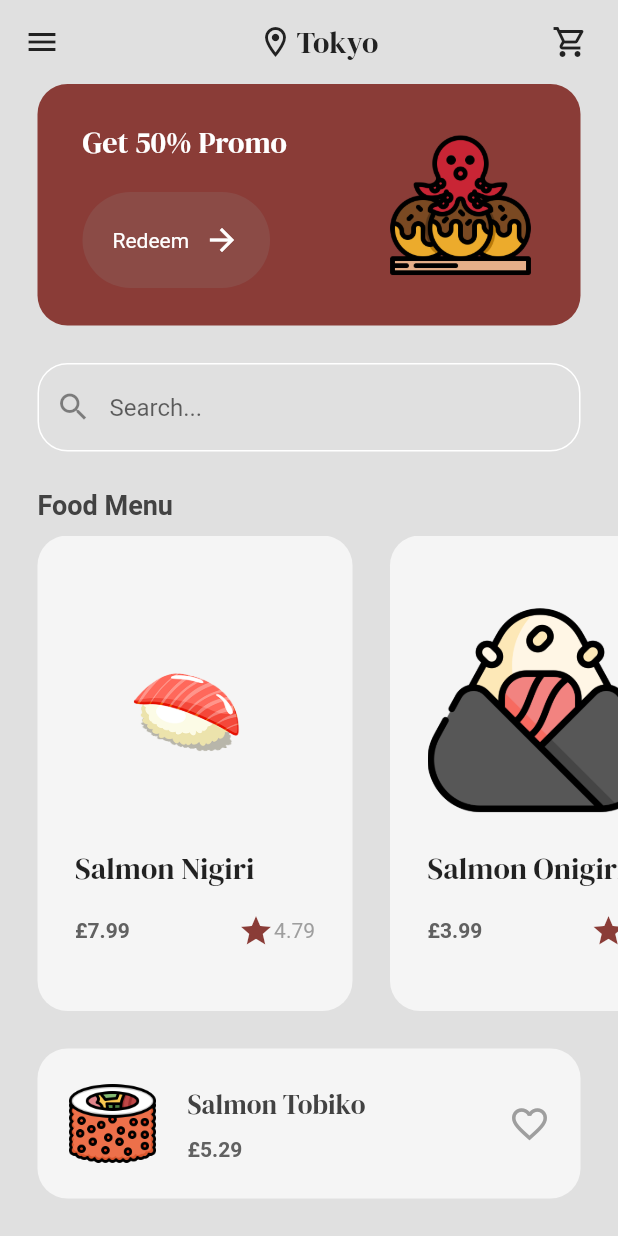
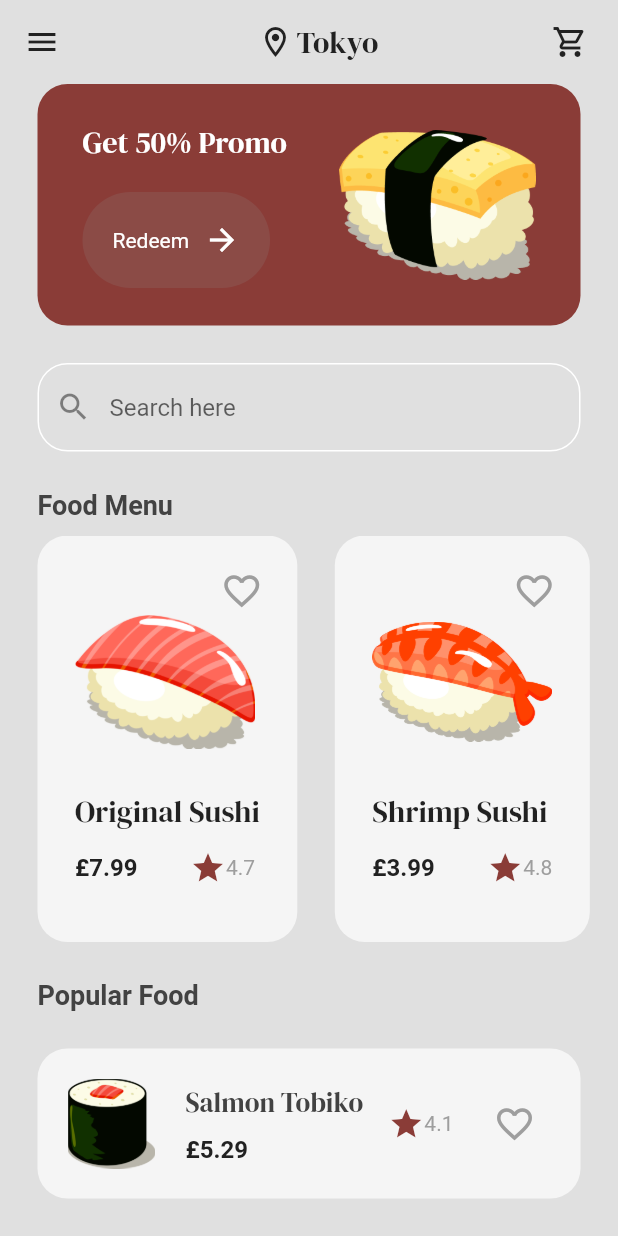
Before and after one commit to Sommos/flutter_sushi_restaurant, a Flutter app: the MenuPage screen opened by its route, on a phone screen of 412 x 824 dp. Run offline on Flutter 3.47's test engine with Material 2 defaults, Android fonts, the phone set to English and light mode, and no system bars; our stand-ins replace google_fonts.

Commit message:
changed images from outlined cartoon to simple cartoon, and modified the menu page layout

```diff
--- a/lib/components/food_tile.dart
+++ b/lib/components/food_tile.dart
@@ -25,14 +25,17 @@ class FoodTile extends StatelessWidget {
         ),
         margin: const EdgeInsets.only(left: 25.0),
         padding: const EdgeInsets.all(25.0),
-        child: Column(
+        child: Stack(
+          children: [
+            Column(
               crossAxisAlignment: CrossAxisAlignment.start,
               mainAxisAlignment: MainAxisAlignment.spaceEvenly,
               children: [
                 // image
                 Image.asset(
                   food.imagePath,
-              height: 150.0,
+                  height: 120.0,
+                  width: 120.0,
                 ),
                 // text
                 Text(
@@ -40,7 +43,7 @@ class FoodTile extends StatelessWidget {
                   style: GoogleFonts.dmSerifDisplay(fontSize: 20.0),
                 ),
                 SizedBox(
-              width: 160.0,
+                  width: 120.0,
                   child: Row(
                     mainAxisAlignment: MainAxisAlignment.spaceBetween,
                     children: [
@@ -48,8 +51,9 @@ class FoodTile extends StatelessWidget {
                       Text(
                         food.price,
                         style: TextStyle(
+                          fontSize: 16.0,
                           fontWeight: FontWeight.bold,
-                      color: Colors.grey[700],
+                          color: Colors.grey[900],
                         ),
                       ),
 
@@ -71,6 +75,22 @@ class FoodTile extends StatelessWidget {
                 ),
               ],
             ),
+            Positioned(
+              top: -12,
+              right: -12,
+              child: IconButton(
+                onPressed: () {
+                  // handle favorite action
+                },
+                icon: const Icon(
+                  Icons.favorite_border,
+                  color: Colors.grey,
+                  size: 28.0,
+                ),
+              ),
+            ),
+          ],
+        ),
       ),
     );
   }
--- a/lib/pages/menu_page.dart
+++ b/lib/pages/menu_page.dart
@@ -18,31 +18,31 @@ class _MenuPageState extends State<MenuPage> {
   List foodMenu = [
     // nigiri
     Food(
-      name: 'Salmon Nigiri',
+      name: 'Original Sushi',
       price: '£7.99',
-      imagePath: 'lib/images/salmon_nigiri.png',
-      rating: "4.79"
+      imagePath: 'lib/images/original_sushi.png',
+      rating: "4.7"
     ),
     // onigiri
     Food(
-      name: 'Salmon Onigiri',
+      name: 'Shrimp Sushi',
       price: '£3.99',
-      imagePath: 'lib/images/onigiri.png',
-      rating: "4.86"
+      imagePath: 'lib/images/shrimp_sushi.png',
+      rating: "4.8"
     ),
     // takoyaki
     Food(
-      name: 'Takoyaki',
+      name: 'Tamago Sushi',
       price: '£4.49',
-      imagePath: 'lib/images/takoyaki.png',
-      rating: "4.62"
+      imagePath: 'lib/images/tomago_sushi.png',
+      rating: "4.6"
     ),
     // tobiko
     Food(
-      name: 'Salmon Tobiko',
+      name: 'Toro Sushi',
       price: '£5.29',
-      imagePath: 'lib/images/tobiko.png',
-      rating: "4.10"
+      imagePath: 'lib/images/toro.png',
+      rating: "4.1"
     ),
   ];
 
@@ -145,7 +145,7 @@ class _MenuPageState extends State<MenuPage> {
                 ),
                 // image
                 Image.asset(
-                  'lib/images/takoyaki.png',
+                  'lib/images/tomago_sushi.png',
                   height: 100.0,
                 ),
               ],
@@ -167,7 +167,7 @@ class _MenuPageState extends State<MenuPage> {
                   borderSide: const BorderSide(color: Colors.white),
                   borderRadius: BorderRadius.circular(20.0),
                 ),
-                hintText: 'Search...',
+                hintText: 'Search here',
                 prefixIcon: const Icon(Icons.search),
               ),
               onChanged: _filterFoods,
@@ -204,6 +204,24 @@ class _MenuPageState extends State<MenuPage> {
 
           const SizedBox(height: 25.0),
 
+          // Popular Food section
+          Padding(
+            padding: const EdgeInsets.only(right: 25.0, left: 25.0),
+            child: Container(
+              alignment: Alignment.centerLeft,
+              child: Text(
+                "Popular Food",
+                style: TextStyle(
+                  fontWeight: FontWeight.bold,
+                  color: Colors.grey[800],
+                  fontSize: 18.0,
+                ),
+              ),
+            ),
+          ),
+
+          const SizedBox(height: 25.0),
+
           // popular food
           Container(
             decoration: BoxDecoration(
@@ -219,7 +237,7 @@ class _MenuPageState extends State<MenuPage> {
                   children: [
                     // image
                     Image.asset(
-                      'lib/images/tobiko.png',
+                      'lib/images/salmon_tobiko.png',
                       height: 60.0,
                     ),
 
@@ -244,8 +262,9 @@ class _MenuPageState extends State<MenuPage> {
                         Text(
                           foodMenu[3].price,
                           style: TextStyle(
+                            fontSize: 16.0,
                             fontWeight: FontWeight.bold,
-                            color: Colors.grey[700],
+                            color: Colors.grey[900],
                           ),
                         ),
                       ],
@@ -253,11 +272,30 @@ class _MenuPageState extends State<MenuPage> {
                   ],
                 ),
 
+                // star rating
+                Row(
+                  children: [
+                    Icon(
+                      Icons.star,
+                      color: primaryColor,
+                    ),
+                    Text(
+                      foodMenu[3].rating,
+                      style: const TextStyle(color: Colors.grey),
+                    ),
+                  ],
+                ),
+
                 // heart
-                const Icon(
-                  Icons.favorite_border_outlined,
-                  color: Colors.grey,
-                  size: 28.0,
+                IconButton(
+                  onPressed: () {
+                    // handle favorite action
+                  },
+                  icon: const Icon(
+                    Icons.favorite_border_outlined,
+                    color: Colors.grey,
+                    size: 28.0,
+                  ),
                 ),
               ],
             ),
```
Also changed, not shown: lib/images/nigiri.png (deleted), lib/images/onigiri.png (deleted), lib/images/original_sushi.png (added), lib/images/salmon_nigiri.png (deleted), lib/images/salmon_tobiko.png (added), lib/images/shrimp_sushi.png (added), lib/images/takoyaki.png (deleted), lib/images/tobiko.png (deleted), lib/images/tomago_sushi.png (added), lib/images/toro.png (added), 1 other file. Lines whose indentation alone changed are shown as unchanged.
